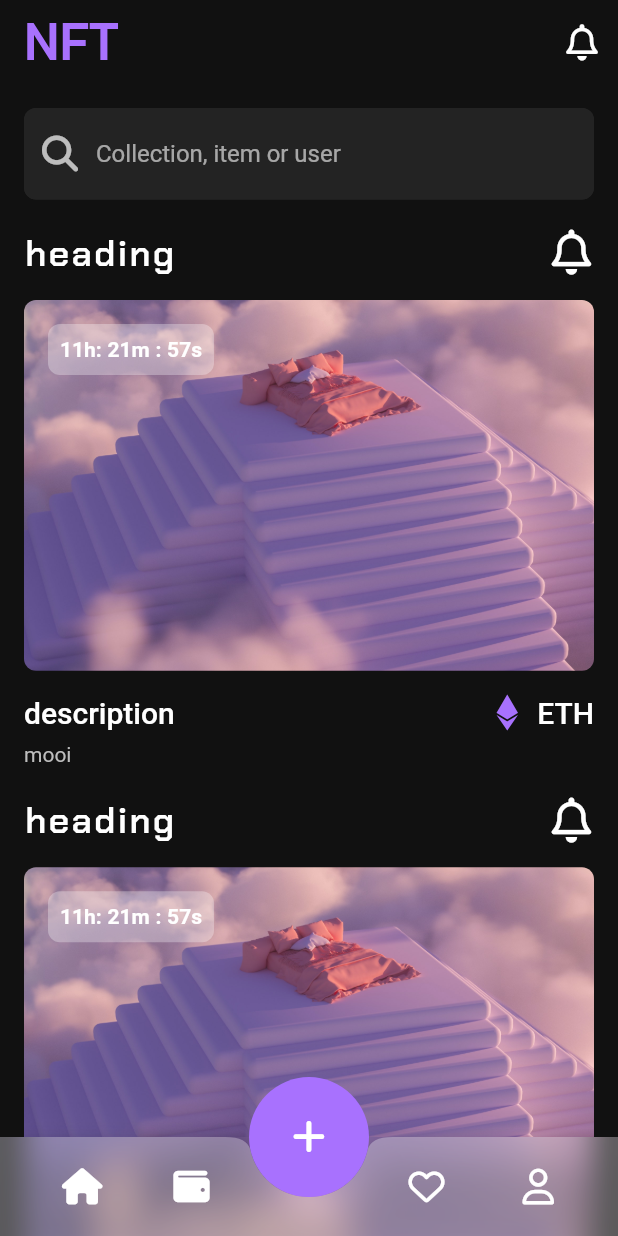
After one commit to kev243/uiNft, a Flutter app: the screen it shows after launch, after a tap on "S'inscrire", on a phone screen of 412 x 824 dp. The commit adds this screen. Run offline on Flutter 3.47's test engine with Material 2 defaults, Android fonts, the phone set to English and light mode, and no system bars; our stand-ins replace font_awesome_flutter, google_fonts.

Commit message:
avancement sur la page home vieww

```diff
--- /dev/null
+++ b/lib/page/home_view.dart
@@ -0,0 +1,435 @@
+import 'dart:ui';
+
+import 'package:flutter/material.dart';
+import 'package:flutter/src/foundation/key.dart';
+import 'package:flutter/src/widgets/framework.dart';
+import 'package:font_awesome_flutter/font_awesome_flutter.dart';
+import 'package:google_fonts/google_fonts.dart';
+
+import '../utils/app_colors.dart';
+
+class HomeView extends StatelessWidget {
+  const HomeView({Key? key}) : super(key: key);
+
+  @override
+  Widget build(BuildContext context) {
+    double h = MediaQuery.of(context).size.height;
+    double w = MediaQuery.of(context).size.width;
+    return Scaffold(
+      extendBody: true,
+      floatingActionButton: FloatingActionButton(
+        elevation: 0,
+        onPressed: () {},
+        child: const Icon(
+          FontAwesomeIcons.plus,
+          color: Colors.white,
+          size: 25,
+        ),
+      ),
+      floatingActionButtonLocation: FloatingActionButtonLocation.centerDocked,
+      bottomNavigationBar: Stack(
+        children: [
+          Positioned.fill(
+            bottom: 0,
+            child: ClipRect(
+              child: BackdropFilter(
+                filter: ImageFilter.blur(sigmaX: 10, sigmaY: 10),
+                child: Container(),
+              ),
+            ),
+          ),
+          BottomAppBar(
+              notchMargin: 0,
+              shape: const CircularNotchedRectangle(),
+              child: SizedBox(
+                height: h * 0.08,
+                child: Column(
+                  mainAxisAlignment: MainAxisAlignment.center,
+                  children: [
+                    Padding(
+                      padding: const EdgeInsets.symmetric(horizontal: 16),
+                      child: Row(
+                        mainAxisAlignment: MainAxisAlignment.spaceAround,
+                        children: [
+                          Expanded(
+                            child: Row(
+                              mainAxisAlignment: MainAxisAlignment.spaceAround,
+                              children: const [
+                                Icon(FontAwesomeIcons.house),
+                                Icon(FontAwesomeIcons.wallet),
+                              ],
+                            ),
+                          ),
+                          SizedBox(
+                            width: w * 0.2,
+                          ),
+                          Expanded(
+                            child: Row(
+                              mainAxisAlignment: MainAxisAlignment.spaceAround,
+                              children: const [
+                                Icon(FontAwesomeIcons.heart),
+                                Icon(FontAwesomeIcons.user),
+                              ],
+                            ),
+                          ),
+                        ],
+                      ),
+                    )
+                  ],
+                ),
+              ))
+        ],
+      ),
+      appBar: AppBar(
+        leadingWidth: 0,
+        leading: SizedBox.shrink(),
+        centerTitle: false,
+        actions: [
+          IconButton(
+            onPressed: () {},
+            icon: Icon(FontAwesomeIcons.bell),
+          ),
+        ],
+        title: Text(
+          'NFT',
+          style: Theme.of(context).textTheme.headline4,
+        ),
+      ),
+      body: SingleChildScrollView(
+        child: Column(crossAxisAlignment: CrossAxisAlignment.start, children: [
+          const SizedBox(
+            height: 16,
+          ),
+          Padding(
+            padding: const EdgeInsets.symmetric(horizontal: 16),
+            child: TextFormField(
+              decoration: InputDecoration(
+                  prefixIcon: const Icon(FontAwesomeIcons.magnifyingGlass),
+                  hintText: 'Collection, item or user',
+                  enabledBorder: OutlineInputBorder(
+                      borderSide:
+                          const BorderSide(color: AppColors.textFieldColor),
+                      borderRadius: BorderRadius.circular(8)),
+                  border: OutlineInputBorder(
+                      borderSide:
+                          const BorderSide(color: AppColors.textFieldColor),
+                      borderRadius: BorderRadius.circular(8)),
+                  fillColor: AppColors.textFieldColor,
+                  filled: true),
+            ),
+          ),
+          const SizedBox(
+            height: 20,
+          ),
+          Column(crossAxisAlignment: CrossAxisAlignment.start, children: [
+            Padding(
+              padding: const EdgeInsets.symmetric(horizontal: 16),
+              child: Row(
+                mainAxisAlignment: MainAxisAlignment.spaceBetween,
+                children: [
+                  Text(
+                    'heading',
+                    style: Theme.of(context).textTheme.headline5!.copyWith(
+                        fontFamily: GoogleFonts.chakraPetch().fontFamily,
+                        fontWeight: FontWeight.w600,
+                        letterSpacing: 1.5),
+                  ),
+                  const Icon(
+                    FontAwesomeIcons.bell,
+                    size: 30,
+                  )
+                ],
+              ),
+            ),
+            const SizedBox(
+              height: 16,
+            ),
+            Padding(
+              padding: const EdgeInsets.symmetric(horizontal: 16),
+              child: Stack(
+                children: [
+                  Container(
+                    width: w,
+                    height: h * 0.3,
+                    decoration: BoxDecoration(
+                        borderRadius: BorderRadius.circular(8),
+                        image: DecorationImage(
+                            fit: BoxFit.cover,
+                            image: AssetImage('assets/images/nft1.jpeg'))),
+                  ),
+                  Positioned.fill(
+                    top: 16,
+                    left: 16,
+                    child: Align(
+                      alignment: Alignment.topLeft,
+                      child: Container(
+                        decoration: BoxDecoration(
+                            color: Theme.of(context).bottomAppBarTheme.color,
+                            borderRadius: BorderRadius.circular(8)),
+                        child: const Padding(
+                          padding: EdgeInsets.all(8),
+                          child: Text(
+                            '11h: 21m : 57s',
+                            style: TextStyle(fontWeight: FontWeight.bold),
+                          ),
+                        ),
+                      ),
+                    ),
+                  )
+                ],
+              ),
+            ),
+            const SizedBox(
+              height: 16,
+            ),
+            Padding(
+              padding: const EdgeInsets.symmetric(horizontal: 16),
+              child: Row(
+                mainAxisAlignment: MainAxisAlignment.spaceBetween,
+                children: [
+                  Text(
+                    'description',
+                    style: Theme.of(context).textTheme.titleLarge,
+                  ),
+                  Row(
+                    children: [
+                      const Icon(
+                        FontAwesomeIcons.ethereum,
+                        color: AppColors.primaryColor,
+                      ),
+                      const SizedBox(
+                        width: 8,
+                      ),
+                      Text(
+                        'ETH',
+                        style: Theme.of(context).textTheme.titleLarge,
+                      )
+                    ],
+                  )
+                ],
+              ),
+            ),
+            const SizedBox(
+              height: 8,
+            ),
+            Padding(
+              padding: const EdgeInsets.symmetric(horizontal: 16),
+              child: Text(
+                'mooi',
+                style: TextStyle(color: Colors.grey.shade400),
+              ),
+            )
+          ]),
+
+   const SizedBox(
+            height: 20,
+          ),
+          Column(crossAxisAlignment: CrossAxisAlignment.start, children: [
+            Padding(
+              padding: const EdgeInsets.symmetric(horizontal: 16),
+              child: Row(
+                mainAxisAlignment: MainAxisAlignment.spaceBetween,
+                children: [
+                  Text(
+                    'heading',
+                    style: Theme.of(context).textTheme.headline5!.copyWith(
+                        fontFamily: GoogleFonts.chakraPetch().fontFamily,
+                        fontWeight: FontWeight.w600,
+                        letterSpacing: 1.5),
+                  ),
+                  const Icon(
+                    FontAwesomeIcons.bell,
+                    size: 30,
+                  )
+                ],
+              ),
+            ),
+            const SizedBox(
+              height: 16,
+            ),
+            Padding(
+              padding: const EdgeInsets.symmetric(horizontal: 16),
+              child: Stack(
+                children: [
+                  Container(
+                    width: w,
+                    height: h * 0.3,
+                    decoration: BoxDecoration(
+                        borderRadius: BorderRadius.circular(8),
+                        image: DecorationImage(
+                            fit: BoxFit.cover,
+                            image: AssetImage('assets/images/nft1.jpeg'))),
+                  ),
+                  Positioned.fill(
+                    top: 16,
+                    left: 16,
+                    child: Align(
+                      alignment: Alignment.topLeft,
+                      child: Container(
+                        decoration: BoxDecoration(
+                            color: Theme.of(context).bottomAppBarTheme.color,
+                            borderRadius: BorderRadius.circular(8)),
+                        child: const Padding(
+                          padding: EdgeInsets.all(8),
+                          child: Text(
+                            '11h: 21m : 57s',
+                            style: TextStyle(fontWeight: FontWeight.bold),
+                          ),
+                        ),
+                      ),
+                    ),
+                  )
+                ],
+              ),
+            ),
+            const SizedBox(
+              height: 16,
+            ),
+            Padding(
+              padding: const EdgeInsets.symmetric(horizontal: 16),
+              child: Row(
+                mainAxisAlignment: MainAxisAlignment.spaceBetween,
+                children: [
+                  Text(
+                    'description',
+                    style: Theme.of(context).textTheme.titleLarge,
+                  ),
+                  Row(
+                    children: [
+                      const Icon(
+                        FontAwesomeIcons.ethereum,
+                        color: AppColors.primaryColor,
+                      ),
+                      const SizedBox(
+                        width: 8,
+                      ),
+                      Text(
+                        'ETH',
+                        style: Theme.of(context).textTheme.titleLarge,
+                      )
+                    ],
+                  )
+                ],
+              ),
+            ),
+            const SizedBox(
+              height: 8,
+            ),
+            Padding(
+              padding: const EdgeInsets.symmetric(horizontal: 16),
+              child: Text(
+                'mooi',
+                style: TextStyle(color: Colors.grey.shade400),
+              ),
+            )
+          ]),
+
+             const SizedBox(
+            height: 20,
+          ),
+          Column(crossAxisAlignment: CrossAxisAlignment.start, children: [
+            Padding(
+              padding: const EdgeInsets.symmetric(horizontal: 16),
+              child: Row(
+                mainAxisAlignment: MainAxisAlignment.spaceBetween,
+                children: [
+                  Text(
+                    'heading',
+                    style: Theme.of(context).textTheme.headline5!.copyWith(
+                        fontFamily: GoogleFonts.chakraPetch().fontFamily,
+                        fontWeight: FontWeight.w600,
+                        letterSpacing: 1.5),
+                  ),
+                  const Icon(
+                    FontAwesomeIcons.bell,
+                    size: 30,
+                  )
+                ],
+              ),
+            ),
+            const SizedBox(
+              height: 16,
+            ),
+            Padding(
+              padding: const EdgeInsets.symmetric(horizontal: 16),
+              child: Stack(
+                children: [
+                  Container(
+                    width: w,
+                    height: h * 0.3,
+                    decoration: BoxDecoration(
+                        borderRadius: BorderRadius.circular(8),
+                        image: DecorationImage(
+                            fit: BoxFit.cover,
+                            image: AssetImage('assets/images/nft1.jpeg'))),
+                  ),
+                  Positioned.fill(
+                    top: 16,
+                    left: 16,
+                    child: Align(
+                      alignment: Alignment.topLeft,
+                      child: Container(
+                        decoration: BoxDecoration(
+                            color: Theme.of(context).bottomAppBarTheme.color,
+                            borderRadius: BorderRadius.circular(8)),
+                        child: const Padding(
+                          padding: EdgeInsets.all(8),
+                          child: Text(
+                            '11h: 21m : 57s',
+                            style: TextStyle(fontWeight: FontWeight.bold),
+                          ),
+                        ),
+                      ),
+                    ),
+                  )
+                ],
+              ),
+            ),
+            const SizedBox(
+              height: 16,
+            ),
+            Padding(
+              padding: const EdgeInsets.symmetric(horizontal: 16),
+              child: Row(
+                mainAxisAlignment: MainAxisAlignment.spaceBetween,
+                children: [
+                  Text(
+                    'description',
+                    style: Theme.of(context).textTheme.titleLarge,
+                  ),
+                  Row(
+                    children: [
+                      const Icon(
+                        FontAwesomeIcons.ethereum,
+                        color: AppColors.primaryColor,
+                      ),
+                      const SizedBox(
+                        width: 8,
+                      ),
+                      Text(
+                        'ETH',
+                        style: Theme.of(context).textTheme.titleLarge,
+                      )
+                    ],
+                  )
+                ],
+              ),
+            ),
+            const SizedBox(
+              height: 8,
+            ),
+            Padding(
+              padding: const EdgeInsets.symmetric(horizontal: 16),
+              child: Text(
+                'mooi',
+                style: TextStyle(color: Colors.grey.shade400),
+              ),
+            )
+          ]),
+
+SizedBox(height: 200)
+        ]),
+      ),
+    );
+  }
+}
--- a/lib/page/landing_view.dart
+++ b/lib/page/landing_view.dart
@@ -3,6 +3,7 @@ import 'package:flutter/src/foundation/key.dart';
 import 'package:flutter/src/widgets/framework.dart';
 import 'package:font_awesome_flutter/font_awesome_flutter.dart';
 import 'package:google_fonts/google_fonts.dart';
+import 'package:uinft/page/home_view.dart';
 import 'package:uinft/utils/app_colors.dart';
 
 class LandingView extends StatelessWidget {
@@ -63,7 +64,14 @@ class LandingView extends StatelessWidget {
                 Expanded(
                   flex: 4,
                   child: ElevatedButton(
-                      onPressed: () {}, child: Text("S'inscrire")),
+                      onPressed: () {
+                        Navigator.push(
+                          context,
+                          MaterialPageRoute(
+                              builder: (context) => const HomeView()),
+                        );
+                      },
+                      child: Text("S'inscrire")),
                 ),
                 SizedBox(width: 8),
                 Expanded(
```
